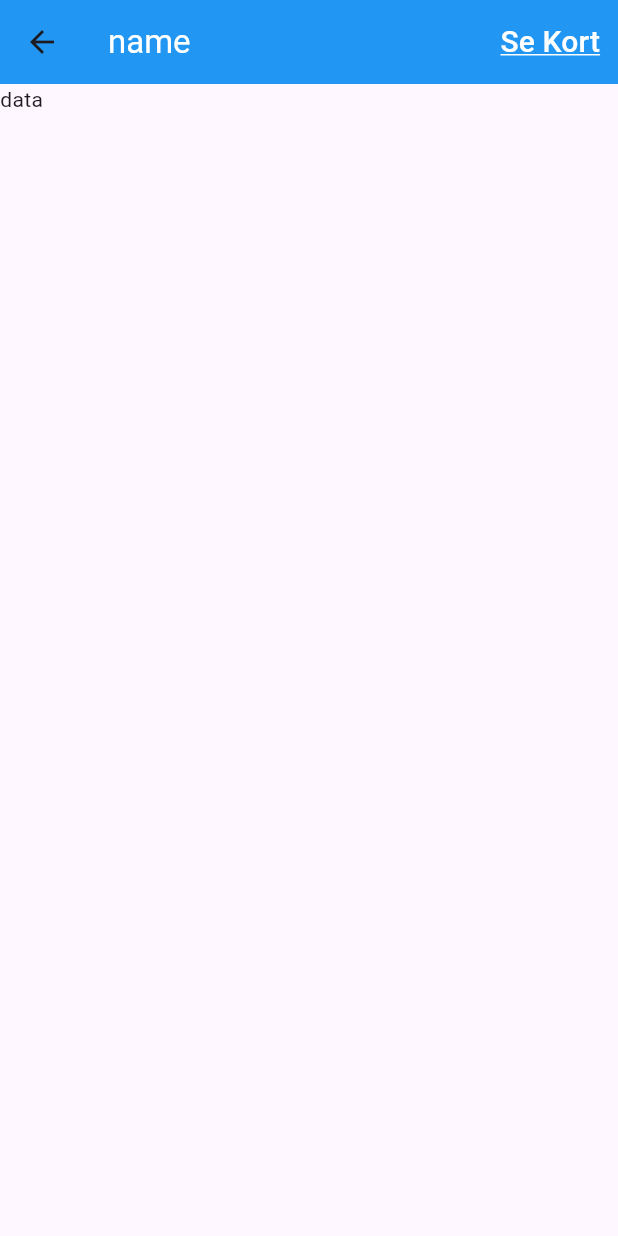
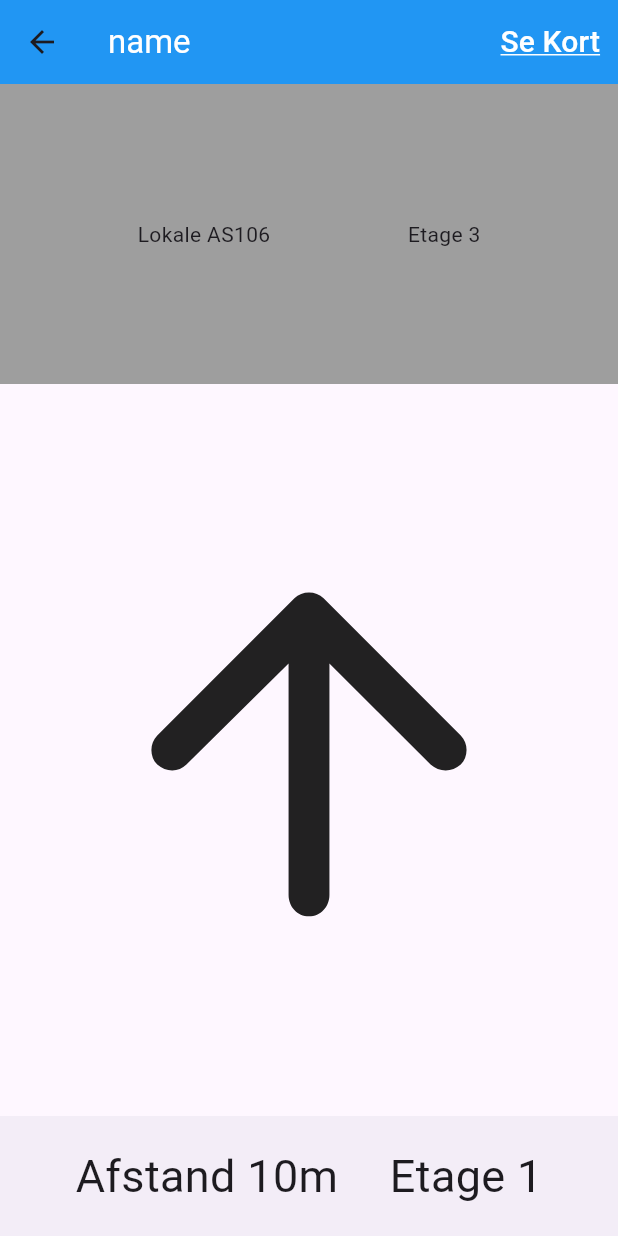
Before and after one commit to Aarhus-tech-project/scrum-projekt-tv-rfaglig-og-fortnite, a Flutter app: the screen it shows after launch, after a tap on "name", on a phone screen of 412 x 824 dp. Run offline on Flutter 3.47's test engine with Material 3 defaults, Android fonts, the phone set to English and light mode, and no system bars; our stand-ins replace geolocator.

Commit message:
updated layout

```diff
--- a/lib/CompassPage.dart
+++ b/lib/CompassPage.dart
@@ -37,7 +37,37 @@ class _CompassState extends State<Compass> {
             ),
           ],
         ),
-      body: Text("data"),
-    );
+        body: Column(
+          children: [
+            Container(
+              color: Colors.grey,
+              width: double.infinity,
+              height: 200,
+              child: Row(
+                mainAxisAlignment: MainAxisAlignment.spaceEvenly,
+                children: [Text("Lokale AS106"), Text("Etage 3")],
+              ),
+            ),
+            Expanded(
+              child: Center(
+                child: Icon(
+                  Icons.arrow_upward_rounded,
+                  size: MediaQuery.of(context).size.width - 80,
+                ),
+              ),
+            ),
+          ],
+        ),
+        bottomNavigationBar: BottomAppBar(
+            child: Row(
+          mainAxisAlignment: MainAxisAlignment.spaceEvenly,
+          children: [
+            Text(
+              "Afstand 10m",
+              style: TextStyle(fontSize: 30),
+            ),
+            Text("Etage 1", style: TextStyle(fontSize: 30))
+          ],
+        )));
   }
 }
```
Lines whose indentation alone changed are shown as unchanged.
